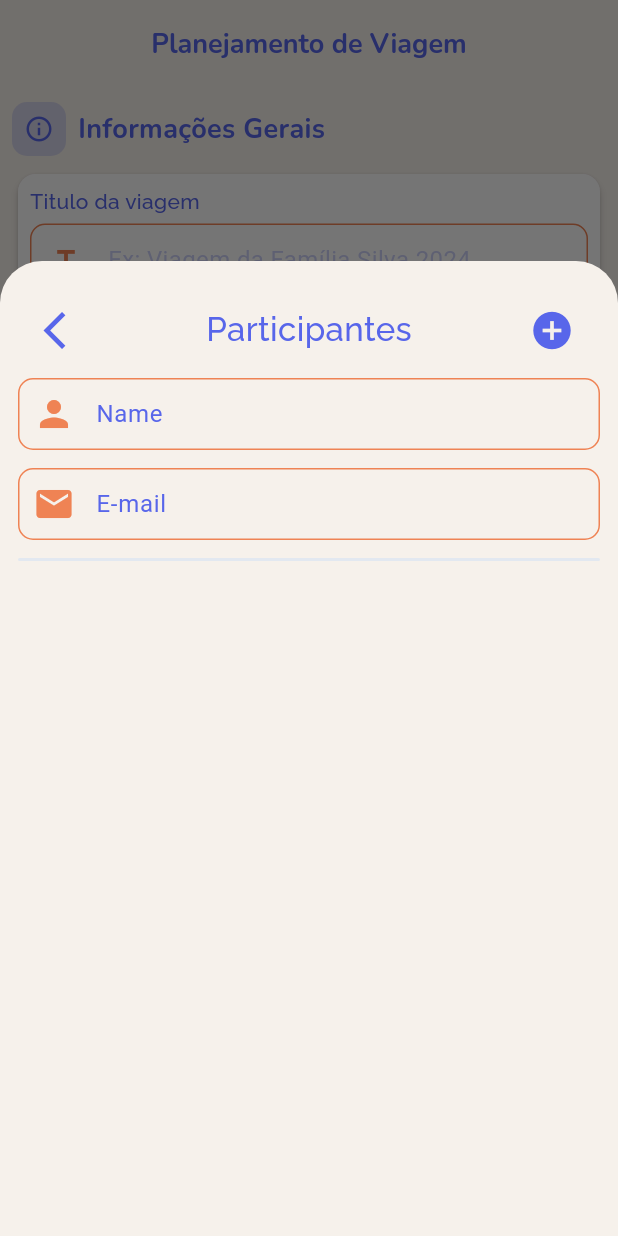
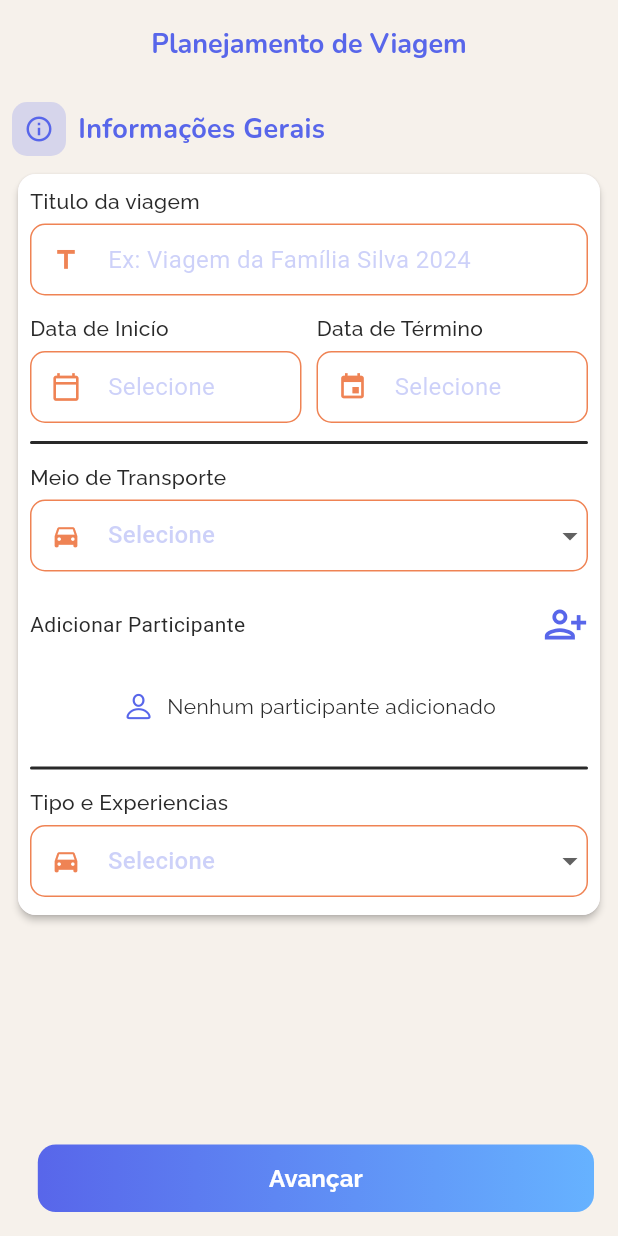
Before and after one commit to Reinertjg/Horizone_app, a Flutter app: the InterviewScreen screen opened by its route, after a tap on "Adicionar Participante", on a phone screen of 412 x 824 dp. Run offline on Flutter 3.47's test engine with Material 3 defaults, Android fonts, the phone set to English and light mode, and no system bars; our stand-ins replace google_fonts, shared_preferences, sqflite; accounts and stored records are empty.

Commit message:
Refactor: Update interview form and participant UI.

```diff
--- a/horizone_app/lib/presentation/pages/interview_screen.dart
+++ b/horizone_app/lib/presentation/pages/interview_screen.dart
@@ -77,7 +77,23 @@ class _InterviewScreenState extends State<InterviewScreen> {
           ),
         ),
       ),
-      floatingActionButton: InterviewFab(formKey: formKey),
+      floatingActionButton: InterviewFab(
+        nameButton: 'Avançar',
+        onPressed: () async {
+          if (formKey.currentState!.validate()) {
+            if (!context.mounted) return;
+            await Navigator.pushNamed(context, '/tripParticipants');
+
+            // final interview = interviewProvider.toEntity();
+            //
+            // final dao = TripDao();
+            // final repository = TripRepositoryImpl(dao);
+            // final useCase = InterviewUseCase(repository);
+            //
+            // await useCase.insert(interview);
+          }
+        },
+      ),
     );
   }
 }
--- a/horizone_app/lib/presentation/widgets/interview_widgets/interview_fab.dart
+++ b/horizone_app/lib/presentation/widgets/interview_widgets/interview_fab.dart
@@ -1,3 +1,5 @@
+import 'dart:ui';
+
 import 'package:flutter/material.dart';
 import 'package:google_fonts/google_fonts.dart';
 import 'package:provider/provider.dart';
@@ -9,10 +11,15 @@ import '../../theme_color/app_colors.dart';
 /// Navigate to the next screen.
 class InterviewFab extends StatelessWidget {
   /// Creates a custom [InterviewFab] with the given parameter.
-  const InterviewFab({super.key, required this.formKey});
+  const InterviewFab({
+    super.key,
+    required this.nameButton, this.onPressed,
+  });
 
-  /// The [GlobalKey] for the form.
-  final GlobalKey<FormState> formKey;
+  /// The [NameButton] for the form.
+  final String nameButton;
+
+  final void Function()? onPressed;
 
   @override
   Widget build(BuildContext context) {
@@ -23,42 +30,24 @@ class InterviewFab extends StatelessWidget {
       width: MediaQuery.of(context).size.width * 0.9,
       decoration: BoxDecoration(
         gradient: LinearGradient(
-          colors: [colors.secondary, Colors.lightBlueAccent],
+          colors: [
+            colors.secondary,
+            colors.secondary.withRed(102).withGreen(178).withBlue(255),
+          ],
         ),
-        borderRadius: BorderRadius.circular(25),
+        borderRadius: BorderRadius.circular(12),
       ),
       child: ElevatedButton(
-        onPressed: () async {
-          // final travels = await TripDao().getAllTrips();
-          // print(travels);
-
-          if (formKey.currentState!.validate()) {
-
-            interviewProvider.participants = int.parse(
-              interviewProvider.numberOfParticipantsController.text,
-            );
-
-            if (!context.mounted) return;
-            await Navigator.pushNamed(context, '/tripParticipants');
-
-            // final interview = interviewProvider.toEntity();
-            //
-            // final dao = TripDao();
-            // final repository = TripRepositoryImpl(dao);
-            // final useCase = InterviewUseCase(repository);
-            //
-            // await useCase.insert(interview);
-          }
-        },
+        onPressed: onPressed,
         style: ElevatedButton.styleFrom(
           backgroundColor: Colors.transparent,
           shadowColor: Colors.transparent,
           shape: RoundedRectangleBorder(
-            borderRadius: BorderRadius.circular(25),
+            borderRadius: BorderRadius.circular(12),
           ),
         ),
         child: Text(
-          'Avançar',
+          nameButton,
           style: GoogleFonts.raleway(
             fontSize: 16,
             fontWeight: FontWeight.bold,
--- a/horizone_app/lib/presentation/widgets/interview_widgets/interview_form_card.dart
+++ b/horizone_app/lib/presentation/widgets/interview_widgets/interview_form_card.dart
@@ -1,15 +1,15 @@
+import 'package:flutter/cupertino.dart';
 import 'package:flutter/material.dart' hide DatePickerMode;
 import 'package:google_fonts/google_fonts.dart';
 import 'package:provider/provider.dart';
 
-import '../../../generated/l10n.dart';
 import '../../state/interview_provider.dart';
+import '../../state/participant_provider.dart';
 import '../../theme_color/app_colors.dart';
-import '../orange_text_form.dart';
-import '../settings_widgets/settingsbottom_sheetcontent.dart';
 import 'build_dropdownform.dart';
 import 'cupertino_textfield.dart';
 import 'interview_textfield.dart';
+import 'show_modal_bottom.dart';
 
 /// A form card widget that collects general information about a trip,
 /// including title, start and end dates, transportation, and experience type.
@@ -26,6 +26,7 @@ class _InterviewFormCardState extends State<InterviewFormCard> {
   Widget build(BuildContext context) {
     final colors = Theme.of(context).extension<AppColors>()!;
     final interviewProvider = Provider.of<InterviewProvider>(context);
+    final participantProvider = Provider.of<ParticipantProvider>(context);
     return Card(
       elevation: 2,
       shape: RoundedRectangleBorder(borderRadius: BorderRadius.circular(12)),
@@ -77,9 +78,9 @@ class _InterviewFormCardState extends State<InterviewFormCard> {
               const SizedBox(height: 12),
               Container(
                 decoration: BoxDecoration(
-                  color: const Color(0xFFF7FAFC),
+                  color: colors.quaternary,
                   borderRadius: BorderRadius.circular(12),
-                  border: Border.all(color: const Color(0xFFE2E8F0)),
+                  border: Border.all(color: colors.quaternary),
                 ),
               ),
               const SizedBox(height: 12),
@@ -91,107 +92,94 @@ class _InterviewFormCardState extends State<InterviewFormCard> {
                 onChanged: (value) =>
                     interviewProvider.meansOfTransportation = value,
               ),
-              const SizedBox(height: 12),
-
-              InterviewTextField(
-                nameButton: 'Quantidade de Participantes',
-                hintText: 'Ex: 3',
-                icon: Icons.people_alt_outlined,
-                controller: interviewProvider.numberOfParticipantsController,
-                validator: interviewProvider.validateNumberOfParticipants,
-                keyboardType: TextInputType.number,
-              ),
-              TextButton(
-                onPressed: () {
-                  showModalBottomSheet(
-                    backgroundColor: colors.primary,
-                    isScrollControlled: true,
-                    context: context,
-                    builder: (innerContext) {
-                      return Container(
-                        constraints: BoxConstraints(maxHeight: 650),
-                        padding: EdgeInsets.only(
-                          top: 22.0,
-                          left: 12.0,
-                          right: 12.0,
-                        ),
-                        child: Column(
-                          children: [
-                            Row(
+              const SizedBox(height: 20),
+              GestureDetector(
+                onTap: () {
+                  showAddMemberModal(context);
+                },
+                child: Row(
                   mainAxisAlignment: MainAxisAlignment.spaceBetween,
                   children: [
-                                TextButton(
-                                  onPressed: () {
-                                    Navigator.pop(context);
-                                  },
-                                  child: Icon(
-                                    Icons.arrow_back_ios,
+                    Text(
+                      'Adicionar Participante',
+                      style: TextStyle(color: colors.quaternary),
+                    ),
+                    Icon(
+                      Icons.person_add_alt_1_outlined,
+                      color: colors.secondary,
                       size: 30,
-                                    color: colors.secondary,
+                    ),
+                  ],
                 ),
               ),
+              SizedBox(
+                height: 80,
+                child: participantProvider.participants.isEmpty
+                    ? Center(
+                        child: Row(
+                          mainAxisAlignment: MainAxisAlignment.center,
+                          children: [
+                            Icon(
+                              CupertinoIcons.person,
+                              color: colors.secondary,
+                              size: 22,
+                            ),
+                            const SizedBox(width: 8),
                             Text(
-                                  'Participantes',
+                              'Nenhum participante adicionado',
                               style: GoogleFonts.raleway(
-                                    fontSize: 22,
-                                    fontWeight: FontWeight.w500,
-                                    color: colors.secondary,
-                                  ),
-                                ),
-                                TextButton(
-                                  onPressed: () {},
-                                  child: Icon(
-                                    Icons.add_circle,
-                                    size: 30,
-                                    color: colors.secondary,
+                                color: colors.quaternary,
+                                fontSize: 14,
                               ),
                             ),
                           ],
                         ),
-                            SizedBox(height: 8),
-                            OrangeTextForm(
-                              nameButton: 'Name',
-                              icon: Icons.person,
-                              controller: TextEditingController(),
+                      )
+                    : ListView.builder(
+                        itemCount: participantProvider.participants.length,
+                        shrinkWrap: true,
+                        physics: const NeverScrollableScrollPhysics(),
+                        scrollDirection: Axis.horizontal,
+                        itemBuilder: (context, index) {
+                          final participant =
+                              participantProvider.participants[index];
+                          return Column(
+                            mainAxisAlignment: MainAxisAlignment.center,
+                            children: [
+                              Container(
+                                width: 55,
+                                height: 55,
+                                decoration: BoxDecoration(
+                                  color: colors.quinary,
+                                  shape: BoxShape.circle,
+                                  border: Border.all(
+                                    color: colors.secondary.withValues(
+                                      alpha: 0.3,
                                     ),
-                            SizedBox(height: 12),
-                            OrangeTextForm(
-                              nameButton: 'E-mail',
-                              icon: Icons.email,
-                              controller: TextEditingController(),
+                                    width: 2,
                                   ),
-                            SizedBox(height: 12),
+                                ),
+                                child: ClipOval(
+                                  child: Image.network(
+                                    'https://static.vecteezy.com/system/resources/previews/005/544/718/non_2x/profile-icon-design-free-vector.jpg',
+                                    fit: BoxFit.cover,
+                                  ),
+                                ),
+                              ),
+                              Text(
+                                participant.name,
+                                style: TextStyle(color: colors.quaternary),
+                              ),
+                            ],
+                          );
+                        },
+                      ),
+              ),
               Container(
                 decoration: BoxDecoration(
-                                color: const Color(0xFFF7FAFC),
+                  color: colors.quaternary,
                   borderRadius: BorderRadius.circular(12),
-                                border: Border.all(color: const Color(0xFFE2E8F0)),
-                              ),
-                            ),
-                          ],
-                        ),
-                      );
-                    },
-                  );
-                  // ListView.builder(
-                  //   reverse: true,
-                  //   scrollDirection: Axis.vertical,
-                  //   shrinkWrap: true,
-                  //   physics: NeverScrollableScrollPhysics(),
-                  //   itemCount: index,
-                  //   itemBuilder: (_, index) {
-                  //     return ParticipantCard(index: index);
-                  //   },
-                  //   padding: const EdgeInsets.only(
-                  //     bottom: 70.0,
-                  //     left: 8.0,
-                  //     right: 8.0,
-                  //   ),
-                  // ),
-                },
-                child: Text(
-                  'Adicionar Participante',
-                  style: TextStyle(color: colors.secondary),
+                  border: Border.all(color: colors.quaternary),
                 ),
               ),
               const SizedBox(height: 12),
--- a/horizone_app/lib/presentation/widgets/interview_widgets/interview_textfield.dart
+++ b/horizone_app/lib/presentation/widgets/interview_widgets/interview_textfield.dart
@@ -54,7 +54,7 @@ class _InterviewTextFieldState extends State<InterviewTextField> {
           style: GoogleFonts.raleway(
             fontSize: 14,
             fontWeight: FontWeight.w500,
-            color: colors.secondary,
+            color: colors.quaternary,
           ),
         ),
         const SizedBox(height: 5),
```
Lines whose indentation alone changed are shown as unchanged.
